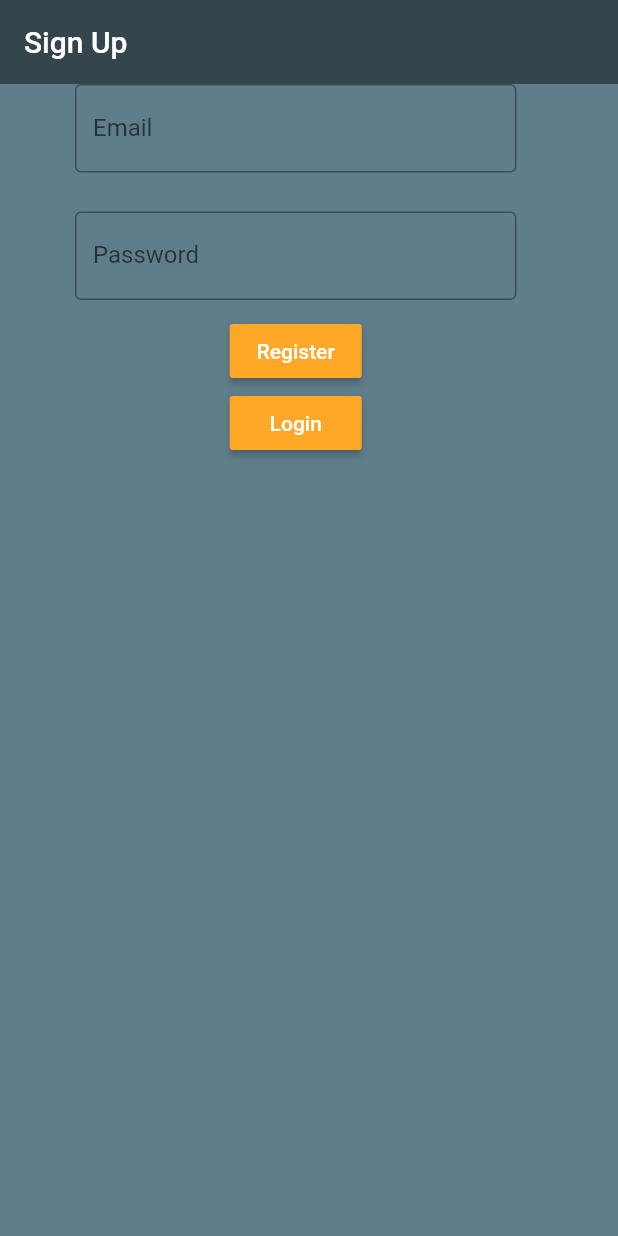
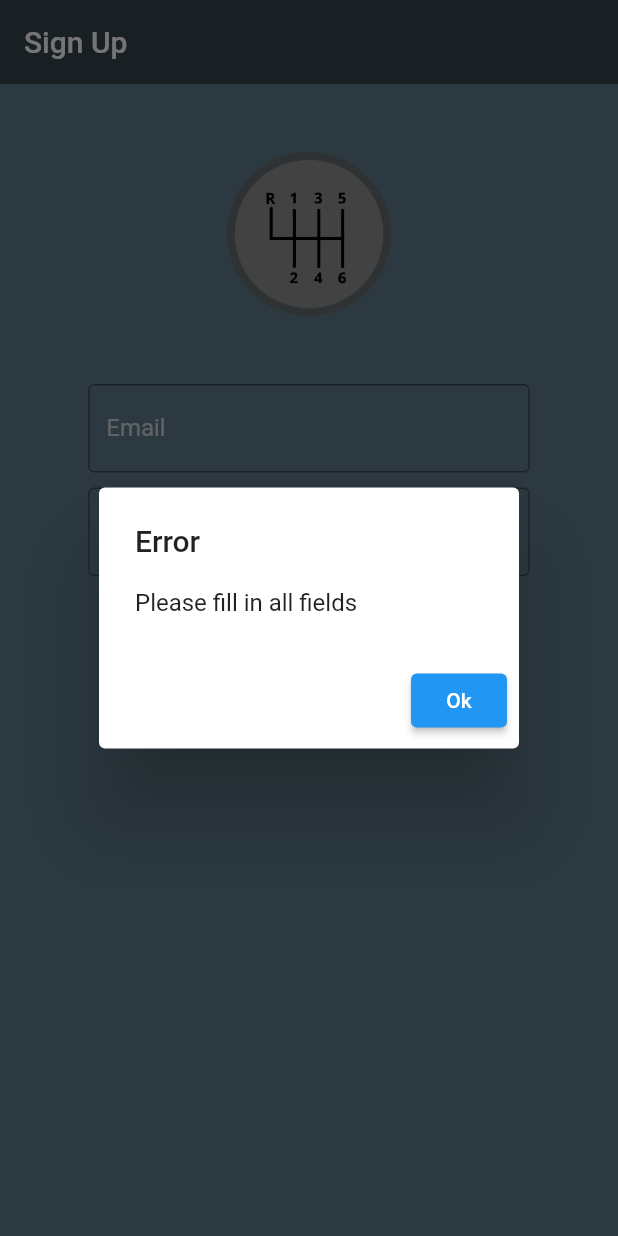
Before and after one commit to domtom1126/Find-a-Stick, a Flutter app: the screen it shows after launch, after a tap on "Register", on a phone screen of 412 x 824 dp. Run offline on Flutter 3.47's test engine with Material 2 defaults, Android fonts, the phone set to English and light mode, and no system bars; our stand-ins replace cloud_firestore, firebase_auth, firebase_core, firebase_storage, image_picker; accounts and stored records are empty.

Commit message:
styling, empty textFields are handled

```diff
--- a/lib/screens/auth_screen.dart
+++ b/lib/screens/auth_screen.dart
@@ -1,4 +1,5 @@
 import 'package:find_stick/screens/home_screen.dart';
+import 'package:find_stick/screens/register_screen.dart';
 import 'package:find_stick/services/auth.dart';
 import 'package:find_stick/widgets/car_list.dart';
 import 'package:flutter/material.dart';
@@ -24,15 +25,27 @@ class _AuthenticationState extends State<Authentication> {
           title: Text("Sign Up"),
         ),
         body: SafeArea(
-        child: Column(
-          children: [
+          child: Center(
+            child: Column(children: [
+              // logo
+              SizedBox(
+                height: 200,
+                width: 300,
+                child: Container(
+                  child: Image.asset(
+                    'lib/images/R.png',
+                  ),
+                ),
+              ),
               Container(
                   width: MediaQuery.of(context).size.width / 1.4,
-                height: 75,
+                  margin: EdgeInsets.only(top: 0.0),
                   child: TextFormField(
                     controller: _emailField,
                     decoration: InputDecoration(
-                      hintText: 'something@email.com', labelText: 'Email'),
+                        hintText: 'something@email.com',
+                        labelText: 'Email',
+                        labelStyle: TextStyle(color: Colors.white70)),
                   )),
               Container(
                   width: MediaQuery.of(context).size.width / 1.4,
@@ -46,12 +59,34 @@ class _AuthenticationState extends State<Authentication> {
                     obscureText: true,
                     enableSuggestions: false,
                     autocorrect: false,
-                  decoration:
-                      InputDecoration(hintText: '', labelText: 'Password'),
+                    decoration: InputDecoration(
+                        hintText: '',
+                        labelText: 'Password',
+                        labelStyle: TextStyle(color: Colors.white70)),
                   )),
               Container(
                 child: MaterialButton(
                     onPressed: () async {
+                      // if the text fields are empty
+                      if (_emailField.text.isEmpty ||
+                          _passwordField.text.isEmpty) {
+                        return showDialog(
+                            context: context,
+                            builder: (context) {
+                              return AlertDialog(
+                                title: Text('Error'),
+                                content: Text('Please fill in all fields'),
+                                actions: <Widget>[
+                                  ElevatedButton(
+                                    child: Text('Ok'),
+                                    onPressed: () {
+                                      Navigator.of(context).pop();
+                                    },
+                                  )
+                                ],
+                              );
+                            });
+                      }
                       bool shouldNavigate =
                           await register(_emailField.text, _passwordField.text);
                       if (shouldNavigate) {
@@ -66,21 +101,53 @@ class _AuthenticationState extends State<Authentication> {
               Container(
                 child: MaterialButton(
                   onPressed: () async {
+                    if (_emailField.text.isEmpty ||
+                        _passwordField.text.isEmpty) {
+                      return showDialog(
+                          context: context,
+                          builder: (context) {
+                            return AlertDialog(
+                              title: Text('Error'),
+                              content: Text('Please fill in all fields'),
+                              actions: <Widget>[
+                                ElevatedButton(
+                                  child: Text('Ok'),
+                                  onPressed: () {
+                                    Navigator.of(context).pop();
+                                  },
+                                )
+                              ],
+                            );
+                          });
+                    }
                     bool shouldNavigate =
                         await signIn(_emailField.text, _passwordField.text);
                     if (shouldNavigate) {
                       Navigator.push(context,
                           MaterialPageRoute(builder: (context) => CarList()));
+                      // MaterialPageRoute(builder: (context) => CarList()));
                     }
                   },
                   color: Colors.orange[400],
                   textColor: Colors.white,
-                  child: Text('Login')),
-            ),
-            // Button for anon sign in
-          ],
+                  child: Text('Login'),
                 ),
               ),
-    );
+              new Expanded(
+                child: Divider(
+                  color: Colors.blueGrey,
+                ),
+              ),
+              new Container(
+                child: MaterialButton(
+                  onPressed: () {
+                    // button to send forgot Password to firebase
+                    // sendPasswordResetEmail(_emailField.text);
+                  },
+                ),
+              ),
+            ]),
+          ),
+        ));
   }
 }
```
Lines whose indentation alone changed are shown as unchanged.
